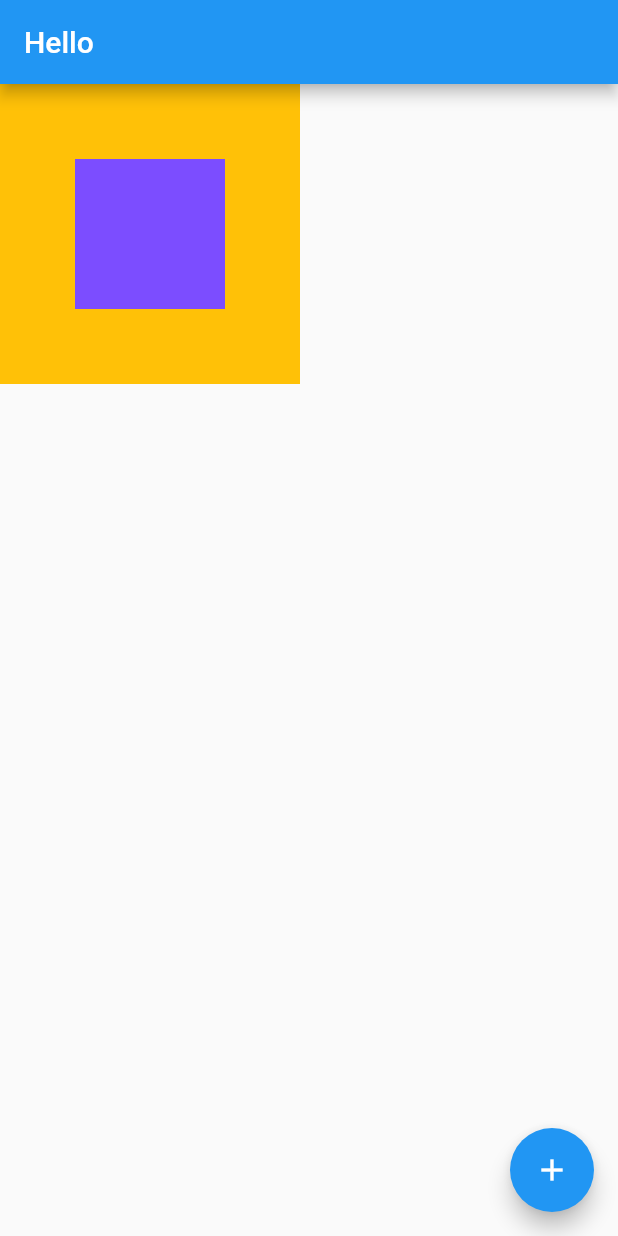
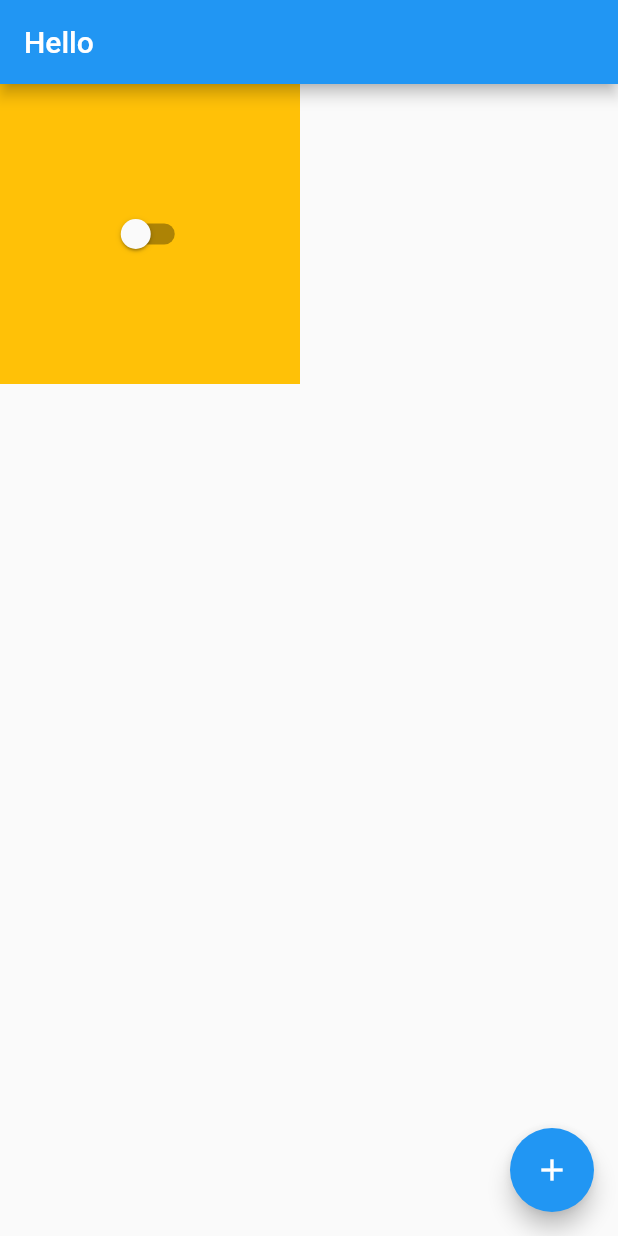
Before and after one commit to ReinanHS/FlutterHelloWorld, a Flutter app: the screen it shows after launch, on a phone screen of 412 x 824 dp. Run offline on Flutter 3.47's test engine with Material 2 defaults, Android fonts, the phone set to English and light mode, and no system bars.

Commit message:
Gerenciar outro estado

```diff
--- a/lib/app_widget.dart
+++ b/lib/app_widget.dart
@@ -1,12 +1,20 @@
 import 'package:flutter/material.dart';
+import 'package:helloWorld/controllers/app_controller.dart';
 
 import 'home_page.dart';
 
 class AppWidget extends StatelessWidget {
   Widget build(BuildContext context) {
-    return MaterialApp(
-      theme: ThemeData.light(),
-      home: HomePage(),
-    );
+    return AnimatedBuilder(
+        animation: AppController.instance,
+        builder: (BuildContext context, Widget child) {
+          return MaterialApp(
+            theme: ThemeData(
+                brightness: AppController.instance.isDarkTheme
+                    ? Brightness.dark
+                    : Brightness.light),
+            home: HomePage(),
+          );
+        });
   }
 }
--- /dev/null
+++ b/lib/controllers/app_controller.dart
@@ -0,0 +1,12 @@
+import 'package:flutter/cupertino.dart';
+
+class AppController extends ChangeNotifier {
+  bool isDarkTheme = false;
+
+  static AppController instance = AppController();
+
+  changeTheme() {
+    isDarkTheme = !isDarkTheme;
+    notifyListeners();
+  }
+}
--- a/lib/home_page.dart
+++ b/lib/home_page.dart
@@ -1,4 +1,5 @@
 import 'package:flutter/material.dart';
+import 'package:helloWorld/controllers/app_controller.dart';
 
 class HomePage extends StatefulWidget {
   @override
@@ -22,10 +23,11 @@ class HomePageState extends State<HomePage> {
         color: Colors.amber,
         child: Align(
           alignment: AlignmentDirectional.center,
-          child: Container(
-            width: 100,
-            height: 100,
-            color: Colors.deepPurpleAccent,
+          child: Switch(
+            value: AppController.instance.isDarkTheme,
+            onChanged: (value) {
+              AppController.instance.changeTheme();
+            },
           ),
         ),
       ),
```
